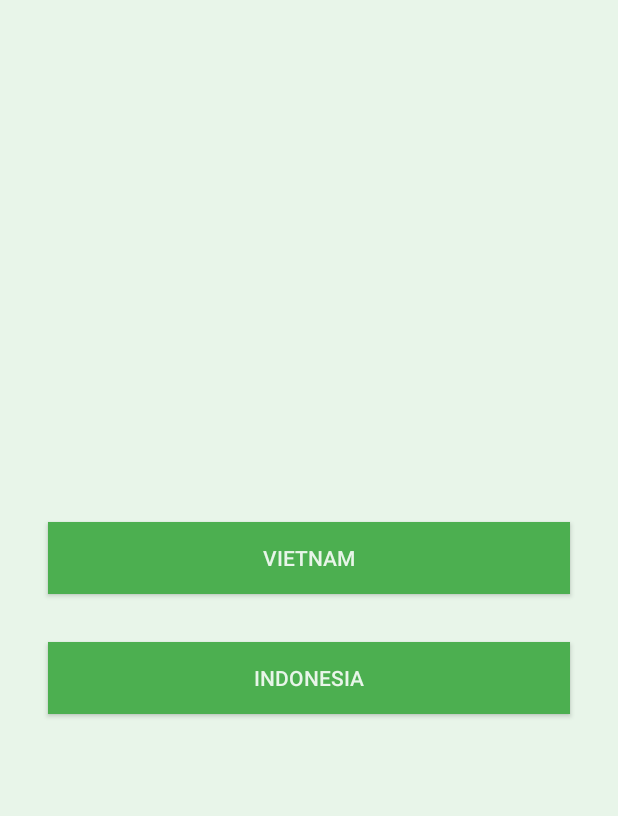
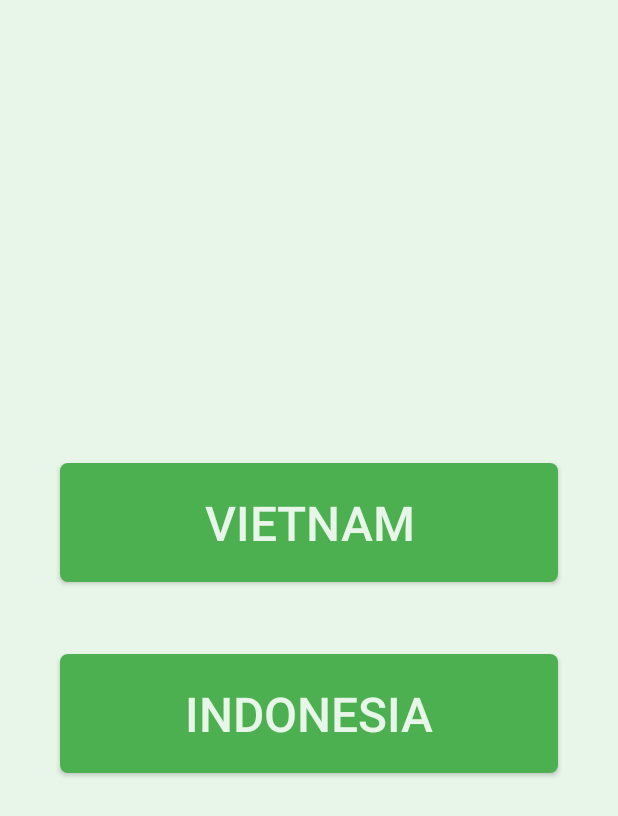
Before and after one commit to tdh4vn/MAHR, an Android app: the screen it shows after launch (MainActivity), on a phone screen of 412 x 824 dp. Shown: the top 816 px of the screen. Run offline under Robolectric (Android 15) with nearby library versions, the phone set to English and light mode, and no system bars.

Commit message:
Style buttons

```diff
--- /dev/null
+++ b/MAHR/app/src/main/res/drawable/selector_main_button.xml
@@ -0,0 +1,22 @@
+<?xml version="1.0" encoding="utf-8"?>
+<selector xmlns:android="http://schemas.android.com/apk/res/android">
+
+    <item android:state_pressed="true" >
+        <shape xmlns:android="http://schemas.android.com/apk/res/android"
+            android:shape="rectangle">
+
+            <solid android:color="@color/ColorLanguageButtonBackgroundHighLight" />
+            <corners android:radius="5dp" />
+            <!--stroke android:width="2px" android:color="#007000" /-->
+        </shape>
+    </item>
+
+    <item android:state_pressed="false" >
+        <shape xmlns:android="http://schemas.android.com/apk/res/android"
+            android:shape="rectangle">
+            <solid android:color="@color/ColorLanguageButtonBackground" />
+            <corners android:radius="5dp" />
+            <!--stroke android:width="2px" android:color="#007000" /-->
+        </shape>
+    </item>
+</selector>
--- /dev/null
+++ b/MAHR/app/src/main/res/drawable/shape_main_button_background.xml
@@ -0,0 +1,8 @@
+<?xml version="1.0" encoding="utf-8"?>
+<shape xmlns:android="http://schemas.android.com/apk/res/android"
+    android:shape="rectangle">
+
+    <solid android:color="@color/ColorLanguageButtonBackground" />
+    <corners android:radius="5dp" />
+    <!--stroke android:width="2px" android:color="#007000" /-->
+</shape>
--- /dev/null
+++ b/MAHR/app/src/main/res/drawable/shape_main_button_background_highlight.xml
@@ -0,0 +1,8 @@
+<?xml version="1.0" encoding="utf-8"?>
+<shape xmlns:android="http://schemas.android.com/apk/res/android"
+    android:shape="rectangle">
+
+    <solid android:color="@color/ColorLanguageButtonBackgroundHighLight" />
+    <corners android:radius="5dp" />
+    <!--stroke android:width="2px" android:color="#007000" /-->
+</shape>
--- a/MAHR/app/src/main/res/layout/activity_main.xml
+++ b/MAHR/app/src/main/res/layout/activity_main.xml
@@ -21,17 +21,21 @@
            android:id="@+id/btnIndonesia"
            android:layout_width="match_parent"
            android:layout_height="wrap_content"
+           android:padding="@dimen/main_activity_button_padding"
            android:layout_margin="@dimen/main_activity_button_margin"
-           android:background="@color/ColorLanguageButtonBackground"
+           android:background="@drawable/selector_main_button"
            android:textColor="@color/ColorLanguageButtonText"
+           android:textSize="@dimen/main_activity_button_text_size"
            android:text="@string/vietnam"/>
        <Button
            android:id="@+id/btnVietnam"
            android:layout_width="match_parent"
            android:layout_height="wrap_content"
+           android:padding="@dimen/main_activity_button_padding"
            android:layout_margin="@dimen/main_activity_button_margin"
-           android:background="@color/ColorLanguageButtonBackground"
+           android:background="@drawable/selector_main_button"
            android:textColor="@color/ColorLanguageButtonText"
+           android:textSize="@dimen/main_activity_button_text_size"
            android:text="@string/indonesia" />
    </LinearLayout>
 </RelativeLayout>
--- a/MAHR/app/src/main/res/values/colors.xml
+++ b/MAHR/app/src/main/res/values/colors.xml
@@ -5,6 +5,8 @@
     <color name="colorAccent">#FF4081</color>
 
     <color name="ColorLanguageButtonBackground">#4CAF50</color>
+    <color name="ColorLanguageButtonBackgroundHighLight">#1B5E20</color>
+
     <color name="ColorLanguageButtonText">#E8F5E9</color>
     <color name="ColorMainBackground">#E8F5E9</color>
 </resources>
--- a/MAHR/app/src/main/res/values/dimens.xml
+++ b/MAHR/app/src/main/res/values/dimens.xml
@@ -3,6 +3,10 @@
     <dimen name="activity_horizontal_margin">16dp</dimen>
     <dimen name="activity_vertical_margin">16dp</dimen>
 
-    <dimen name="main_activity_button_margin">16dp</dimen>
+    <dimen name="main_activity_button_margin">24dp</dimen>
+    <dimen name="main_activity_button_padding">18dp</dimen>
+    <dimen name="main_activity_button_text_size">32sp</dimen>
+
     <dimen name="fab_margin">16dp</dimen>
+
 </resources>
```
